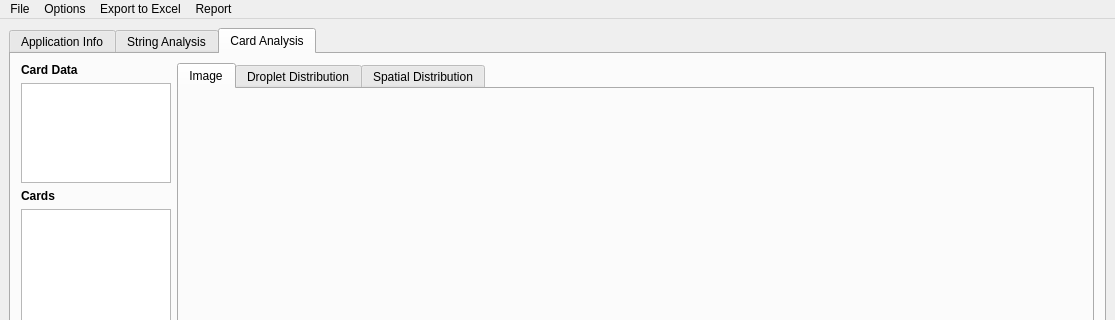
Qt form resources/mainWindow.ui (gill14/AccuPatt) before a commit; both pictures show x 0 to 1115 and y 0 to 320 of the 1115 by 692 pixel window.
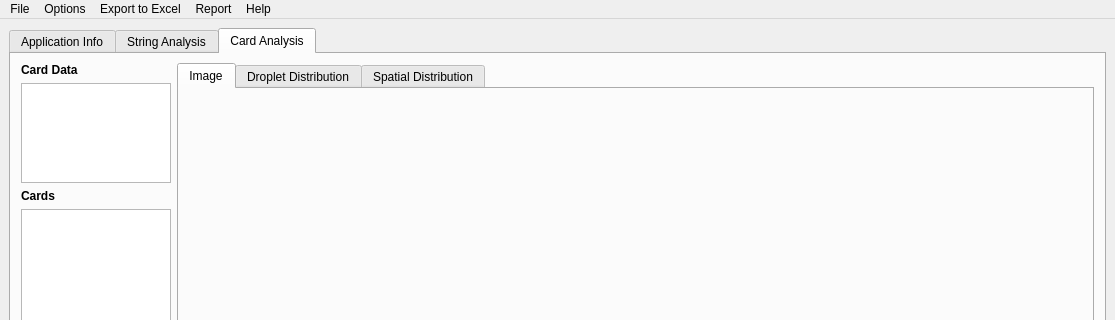
The same form after that commit. Custom widgets are drawn as their Qt base class.

Patch:
```diff
--- a/resources/mainWindow.ui
+++ b/resources/mainWindow.ui
@@ -1933,10 +1933,17 @@
     <addaction name="separator"/>
     <addaction name="action_detailed_report"/>
    </widget>
+   <widget class="QMenu" name="menuHelp">
+    <property name="title">
+     <string>Help</string>
+    </property>
+    <addaction name="actionAbout"/>
+   </widget>
    <addaction name="menu_file"/>
    <addaction name="menu_options"/>
    <addaction name="menuExport_to_Excel"/>
    <addaction name="menuReport"/>
+   <addaction name="menuHelp"/>
   </widget>
   <widget class="QStatusBar" name="statusbar"/>
   <action name="actionNew_Aircraft">
```
Left out of the diff: 12 changed lines with no effect on the pictures.
